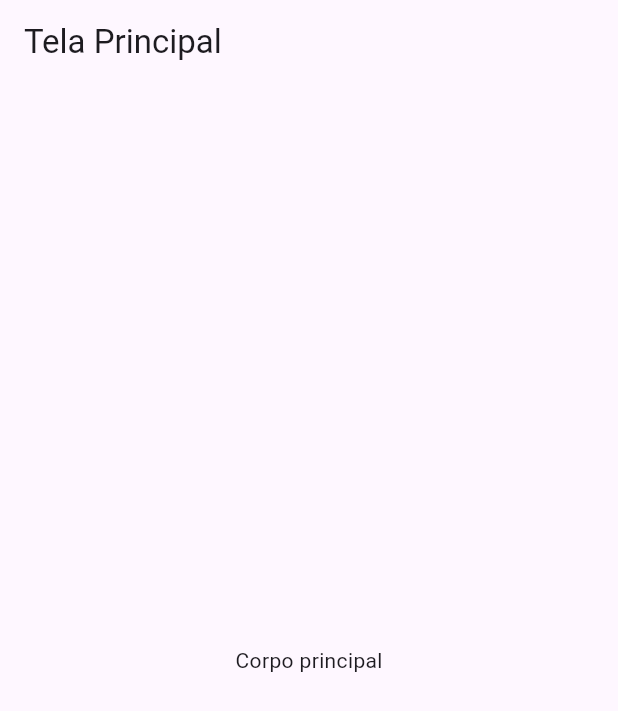
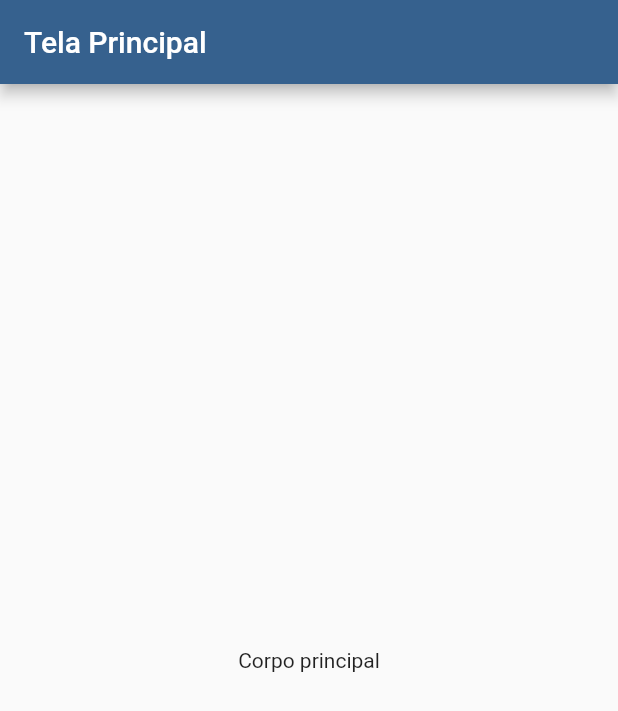
Before and after one commit to EduardoGomesSa/wordgame, a Flutter app: the screen it shows after launch, on a phone screen of 412 x 824 dp. Shown: the top 711 px of the screen. Run offline on Flutter 3.47's test engine with Material 3 defaults, Android fonts, the phone set to English and light mode, and no system bars.

Commit message:
feat: :sparkles: definição da cor do cabeçalho

```diff
--- a/lib/main.dart
+++ b/lib/main.dart
@@ -13,9 +13,10 @@ class MyApp extends StatelessWidget {
     return MaterialApp(
       title: 'Flutter Demo',
       theme: ThemeData(
-        colorScheme: ColorScheme.fromSeed(seedColor: Colors.deepPurple),
-        useMaterial3: true,
+        colorScheme: ColorScheme.fromSeed(seedColor: Colors.blue),
+        useMaterial3: false,
       ),
+      debugShowCheckedModeBanner: false,
       home: const HomeScreen(),
     );
   }
```
